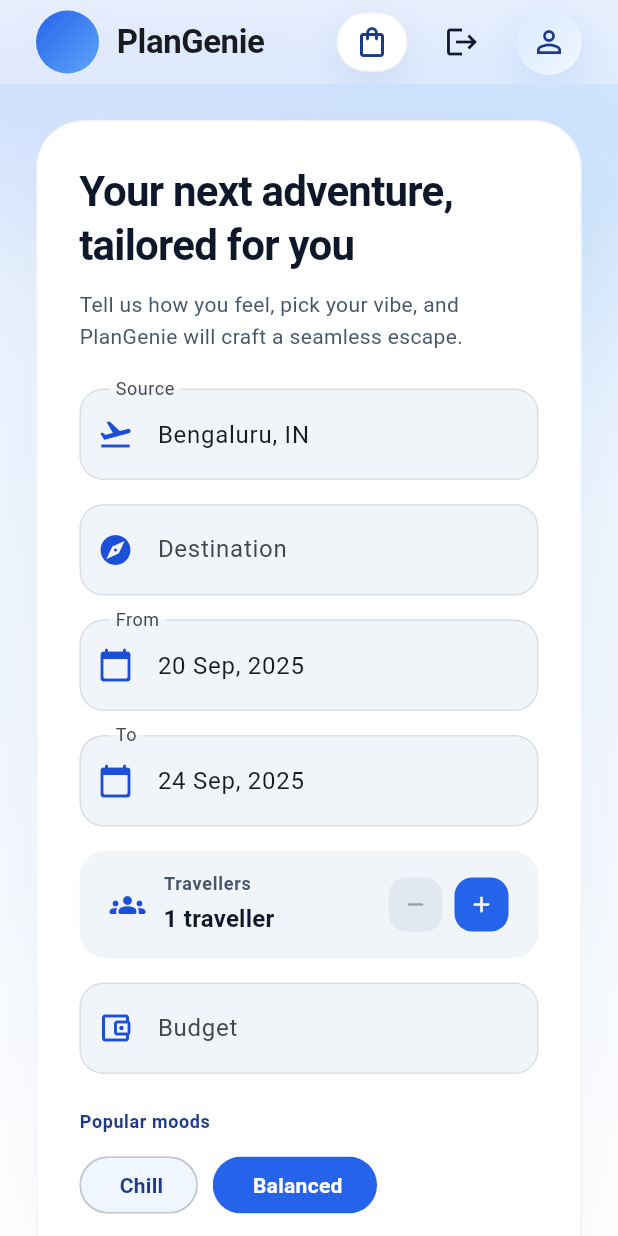
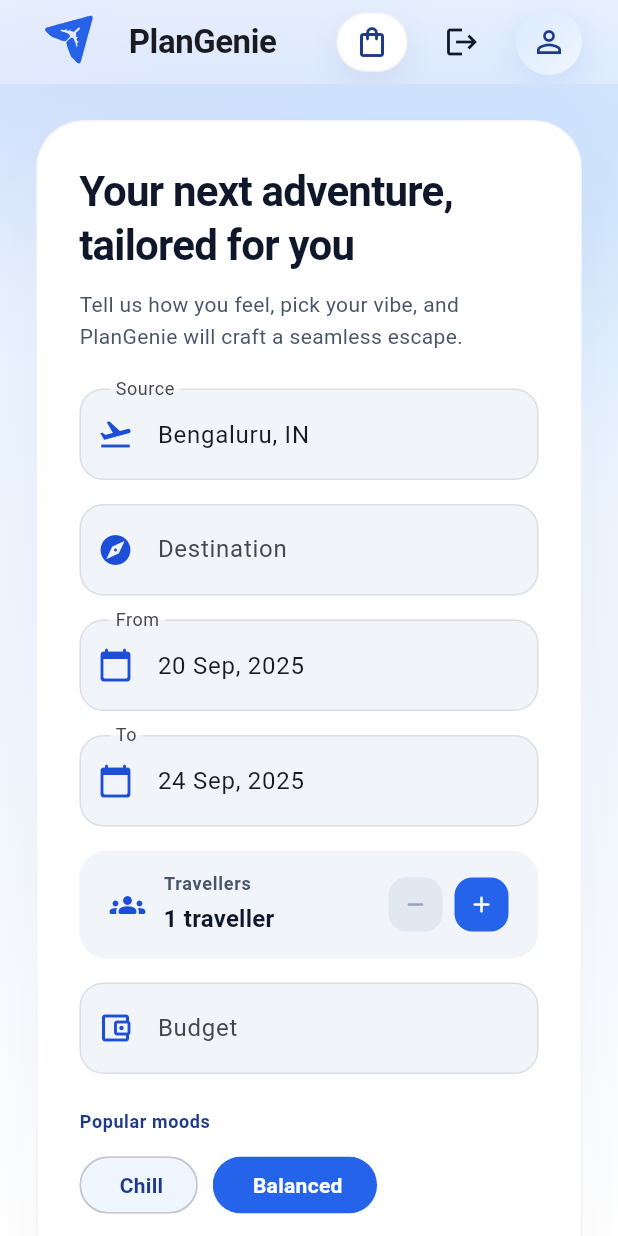
Before and after one commit to SiddharthSSR/PlanGenie, a Flutter app: the screen it shows once a user with an empty profile is signed in, after a tap on the "remove" icon, on a phone screen of 412 x 824 dp. Run offline on Flutter 3.47's test engine with Material 3 defaults, Android fonts, the light colour scheme and no system bars; our stand-ins replace firebase_auth, firebase_core, flutter_riverpod, flutter_svg, google_sign_in, shared_preferences; accounts and stored records are empty; generated files the repository leaves out were written again; network calls fail; Roboto replaces fonts that are missing (Modellica).

Commit message:
Add logo

```diff
--- a/flutter-app/lib/screens/home.dart
+++ b/flutter-app/lib/screens/home.dart
@@ -1,5 +1,6 @@
 import 'package:flutter/material.dart';
 import 'package:flutter_riverpod/flutter_riverpod.dart';
+import 'package:flutter_svg/flutter_svg.dart';
 import 'package:plangenie/src/features/auth/providers/auth_providers.dart';
 import 'package:plangenie/src/features/home/data/planner_api.dart';
 import 'package:plangenie/src/features/home/providers/plan_controller.dart';
@@ -345,21 +346,17 @@
     final textTheme = Theme.of(context).textTheme;
     return Row(
       children: [
-        Container(
-          width: 42,
-          height: 42,
-          decoration: BoxDecoration(
-            shape: BoxShape.circle,
-            gradient: const LinearGradient(
-              colors: [Color(0xFF2563EB), Color(0xFF60A5FA)],
-              begin: Alignment.topLeft,
-              end: Alignment.bottomRight,
-            ),
-          ),
-          alignment: Alignment.center,
-          child: Text(
-            '',
-            style: textTheme.headlineSmall?.copyWith(fontSize: 24),
+        Transform.translate(
+          offset: const Offset(0, -4),
+          child: SizedBox(
+            width: 50,
+            height: 50,
+            child: ClipOval(
+              child: SvgPicture.asset(
+                'assets/images/PlanGenie-Transparent.svg',
+                fit: BoxFit.contain,
+              ),
+            ),
           ),
         ),
         const SizedBox(width: 12),
--- a/flutter-app/lib/screens/onboarding.dart
+++ b/flutter-app/lib/screens/onboarding.dart
@@ -2,6 +2,7 @@
 
 import 'package:flutter/material.dart';
 import 'package:flutter_riverpod/flutter_riverpod.dart';
+import 'package:flutter_svg/flutter_svg.dart';
 
 import 'package:plangenie/src/features/auth/login_screen.dart';
 import 'package:plangenie/src/features/auth/providers/onboarding_providers.dart';
@@ -169,6 +170,18 @@
             SafeArea(
               child: Stack(
                 children: [
+                  Positioned(
+                    top: 8,
+                    left: 24,
+                    child: SizedBox(
+                      height: 60,
+                      width: 60,
+                      child: SvgPicture.asset(
+                        'assets/images/PlanGenie-Transparent_White.svg',
+                        fit: BoxFit.contain,
+                      ),
+                    ),
+                  ),
                   Positioned(
                     top: 16,
                     right: 24,
--- a/flutter-app/pubspec.yaml
+++ b/flutter-app/pubspec.yaml
@@ -17,6 +17,7 @@
   flutter_riverpod: ^2.5.1
   http: ^1.2.1
   shared_preferences: ^2.2.2
+  flutter_svg: ^2.0.10+1
 
 dev_dependencies:
   flutter_test:
```
Also changed, not shown: assets/PlanGenie-NoBg.png (added), assets/PlanGenie-NoBg.svg (added), assets/PlanGenie-Transparent.png (added), assets/PlanGenie-Transparent.svg (added), assets/PlanGenie-Transparent_White.png (added), assets/PlanGenie-Transparent_White.svg (added), assets/PlanGenie.png (added), assets/PlanGenie.svg (added), flutter-app/assets/images/PlanGenie-Transparent.png (added), flutter-app/assets/images/PlanGenie-Transparent.svg (added), flutter-app/assets/images/PlanGenie-Transparent_White.svg (added), flutter-app/assets/images/PlanGenie.png (added), 1 other file.
